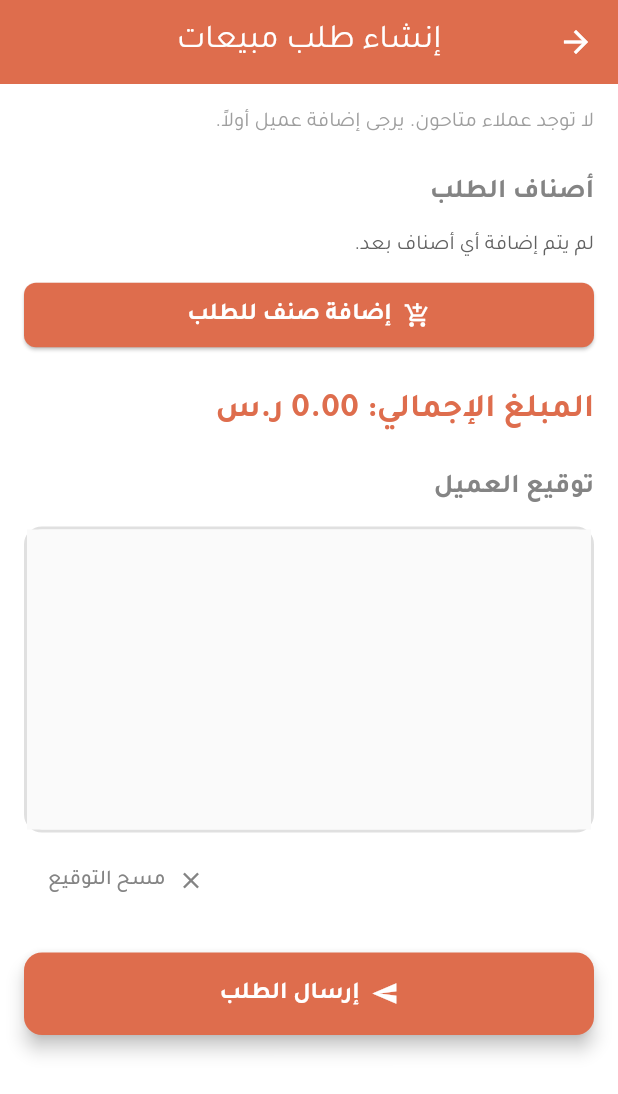
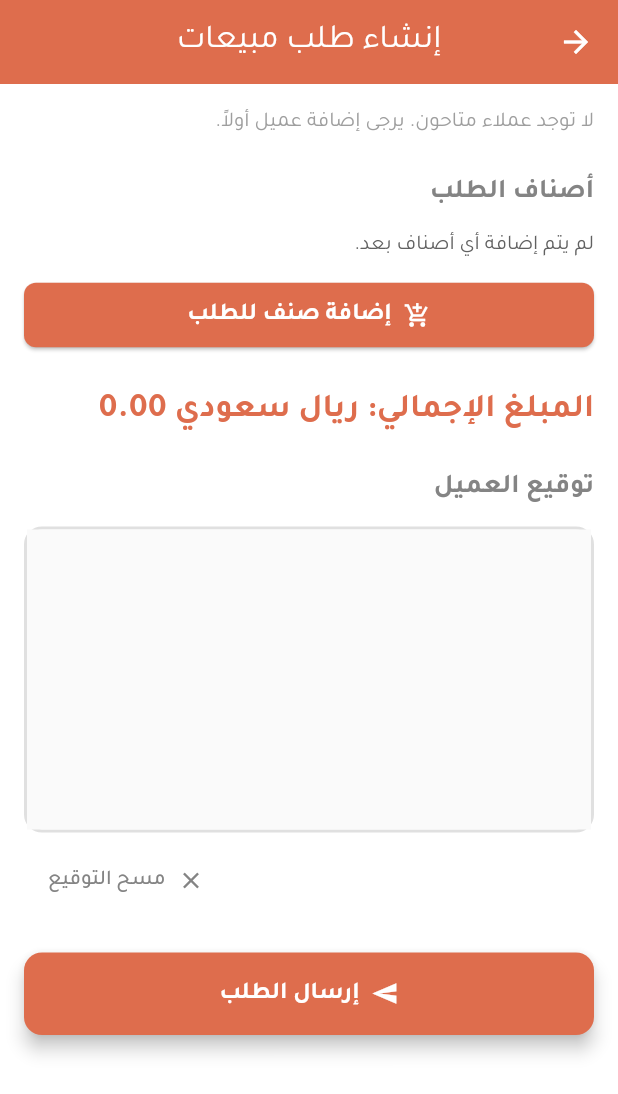
Before and after one commit to HGhurbani/plastic_factory_management, a Flutter app: the CreateSalesOrderScreen screen opened by its route, on a phone screen of 412 x 824 dp. Shown: the top 1094 px of the screen. Run offline on Flutter 3.47's test engine with Material 3 defaults, Android fonts, the phone set to English and light mode, and no system bars; drawn by our look-alikes of signature; our stand-ins replace cloud_firestore, firebase_auth, firebase_core, firebase_storage, google_fonts, image_picker; accounts and stored records are empty.

Commit message:
feat: update currency display to saudi riyal

```diff
--- a/lib/presentation/inventory/warehouse_requests_screen.dart
+++ b/lib/presentation/inventory/warehouse_requests_screen.dart
@@ -222,7 +222,7 @@ class _WarehouseRequestsScreenState extends State<WarehouseRequestsScreen> {
                     crossAxisAlignment: CrossAxisAlignment.end,
                   children: [
                       Text(
-                        "${appLocalizations.totalAmount}: \$${order.totalAmount.toStringAsFixed(2)}",
+                        "${appLocalizations.totalAmount}: ريال سعودي ${order.totalAmount.toStringAsFixed(2)}",
                         textDirection: TextDirection.rtl,
                         textAlign: TextAlign.right,
                       ),
--- a/lib/presentation/sales/create_sales_order_screen.dart
+++ b/lib/presentation/sales/create_sales_order_screen.dart
@@ -362,7 +362,7 @@ class _CreateSalesOrderScreenState extends State<CreateSalesOrderScreen> {
                     shape: RoundedRectangleBorder(borderRadius: BorderRadius.circular(8)),
                     child: ListTile(
                       title: Text(item.productName, textDirection: TextDirection.rtl, style: TextStyle(fontWeight: FontWeight.w600)),
-                      subtitle: Text('${appLocalizations.quantity}: ${item.quantity} | ${appLocalizations.unitPrice}: \$${item.unitPrice.toStringAsFixed(2)}', textDirection: TextDirection.rtl, style: TextStyle(color: Colors.grey[700])),
+                      subtitle: Text('${appLocalizations.quantity}: ${item.quantity} | ${appLocalizations.unitPrice}: ريال سعودي ${item.unitPrice.toStringAsFixed(2)}', textDirection: TextDirection.rtl, style: TextStyle(color: Colors.grey[700])),
                       trailing: Row(
                         mainAxisSize: MainAxisSize.min,
                         children: [
@@ -401,7 +401,7 @@ class _CreateSalesOrderScreenState extends State<CreateSalesOrderScreen> {
               Align(
                 alignment: Alignment.centerRight,
                 child: Text(
-                  '${appLocalizations.totalAmount}: ${_totalAmount.toStringAsFixed(2)} ر.س',                  style: TextStyle(fontSize: 22, fontWeight: FontWeight.bold, color: AppColors.primary),
+                  '${appLocalizations.totalAmount}: ريال سعودي ${_totalAmount.toStringAsFixed(2)}',                  style: TextStyle(fontSize: 22, fontWeight: FontWeight.bold, color: AppColors.primary),
                   textDirection: TextDirection.rtl,
                 ),
               ),
```
